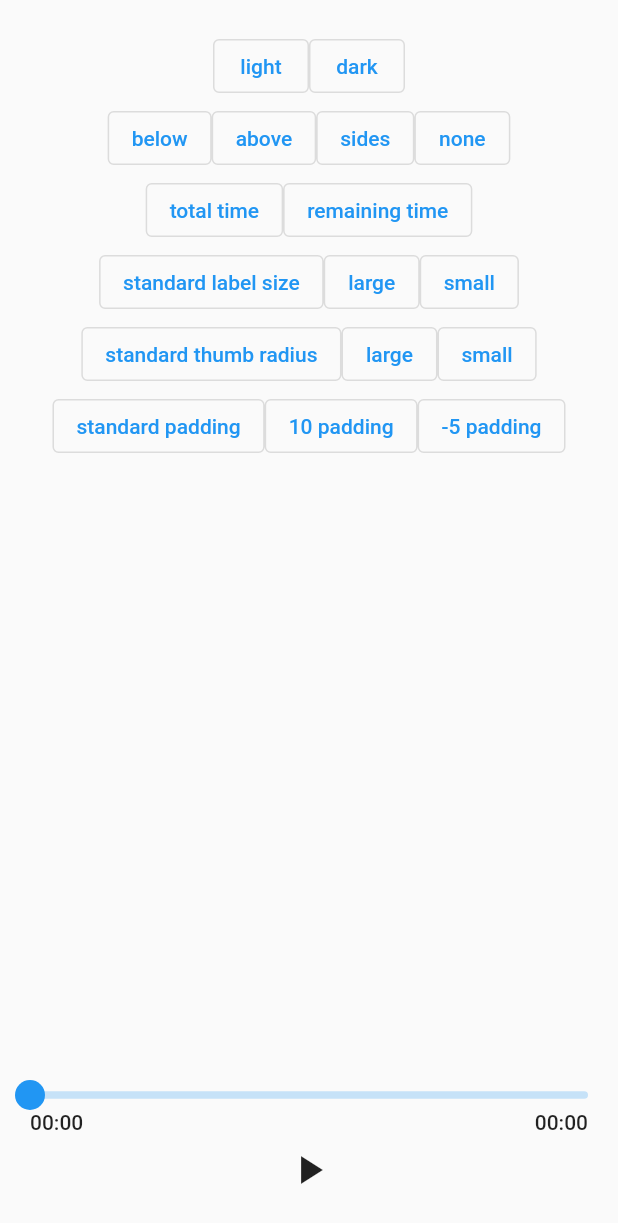
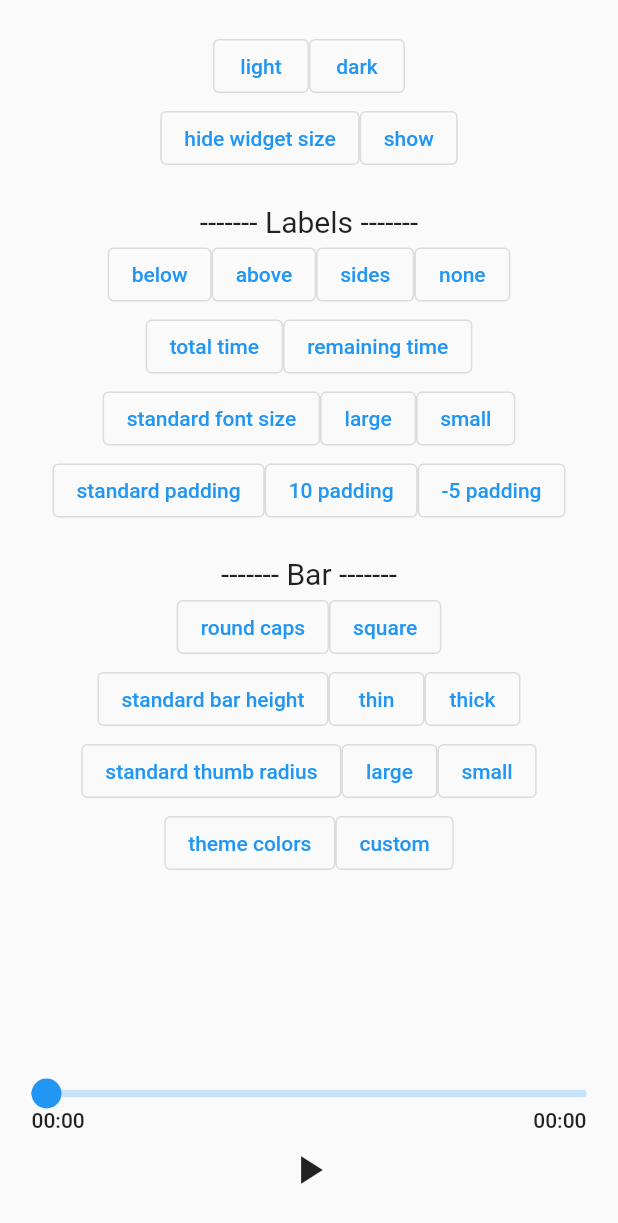
Before and after one commit to suragch/audio_video_progress_bar, a Flutter app: the screen it shows after launch, on a phone screen of 412 x 824 dp. Shown: the top 1223 px of the screen. Run offline on Flutter 3.47's test engine with Material 2 defaults, Android fonts, the phone set to English and light mode, and no system bars; our stand-ins replace just_audio, rxdart.

Commit message:
bug fixes and barCapShape option

```diff
--- a/example/lib/main.dart
+++ b/example/lib/main.dart
@@ -58,11 +58,19 @@ class _HomeWidgetState extends State<HomeWidget> {
   late AudioPlayer _player;
   final url = 'https://www.soundhelix.com/examples/mp3/SoundHelix-Song-2.mp3';
   late Stream<DurationState> _durationState;
+  var _isShowingWidgetOutline = false;
   var _labelLocation = TimeLabelLocation.below;
   var _labelType = TimeLabelType.totalTime;
   TextStyle? _labelStyle;
   var _thumbRadius = 10.0;
   var _labelPadding = 0.0;
+  var _barHeight = 5.0;
+  var _barCapShape = BarCapShape.round;
+  Color? _baseBarColor = null;
+  Color? _progressBarColor = null;
+  Color? _bufferedBarColor = null;
+  Color? _thumbColor = null;
+  Color? _thumbGlowColor = null;
 
   @override
   void initState() {
@@ -101,14 +109,37 @@ class _HomeWidgetState extends State<HomeWidget> {
           padding: const EdgeInsets.all(20.0),
           child: Column(
             children: [
-              _themeButtons(),
-              _labelLocationButtons(),
-              _labelTypeButtons(),
-              _labelSizeButtons(),
-              _thumbSizeButtons(),
-              _paddingSizeButtons(),
+              SingleChildScrollView(
+                child: Column(
+                  children: [
+                    _themeButtons(),
+                    _widgetSizeButtons(),
+                    const SizedBox(height: 20),
+                    const Text(
+                      '------- Labels -------',
+                      style: TextStyle(fontSize: 20),
+                    ),
+                    _labelLocationButtons(),
+                    _labelTypeButtons(),
+                    _labelSizeButtons(),
+                    _paddingSizeButtons(),
+                    const SizedBox(height: 20),
+                    const Text(
+                      '------- Bar -------',
+                      style: TextStyle(fontSize: 20),
+                    ),
+                    _barCapShapeButtons(),
+                    _barHeightButtons(),
+                    _thumbSizeButtons(),
+                    _barColorButtons(),
+                  ],
+                ),
+              ),
               const Spacer(),
-              _progressBar(),
+              Container(
+                decoration: _widgetBorder(),
+                child: _progressBar(),
+              ),
               _playButton(),
             ],
           ),
@@ -134,6 +165,31 @@ class _HomeWidgetState extends State<HomeWidget> {
         },
       ),
     ]);
+  }
+
+  Wrap _widgetSizeButtons() {
+    return Wrap(children: [
+      OutlinedButton(
+        child: const Text('hide widget size'),
+        onPressed: () {
+          setState(() => _isShowingWidgetOutline = false);
+        },
+      ),
+      OutlinedButton(
+        child: const Text('show'),
+        onPressed: () {
+          setState(() => _isShowingWidgetOutline = true);
+        },
+      ),
+    ]);
+  }
+
+  BoxDecoration _widgetBorder() {
+    return BoxDecoration(
+      border: _isShowingWidgetOutline
+          ? Border.all(color: Colors.red)
+          : Border.all(color: Colors.transparent),
+    );
   }
 
   Wrap _labelLocationButtons() {
@@ -186,7 +242,7 @@ class _HomeWidgetState extends State<HomeWidget> {
     final fontColor = Theme.of(context).textTheme.bodyText1?.color;
     return Wrap(children: [
       OutlinedButton(
-        child: const Text('standard label size'),
+        child: const Text('standard font size'),
         onPressed: () {
           setState(() => _labelStyle = null);
         },
@@ -254,6 +310,75 @@ class _HomeWidgetState extends State<HomeWidget> {
     ]);
   }
 
+  Wrap _barHeightButtons() {
+    return Wrap(children: [
+      OutlinedButton(
+        child: const Text('standard bar height'),
+        onPressed: () {
+          setState(() => _barHeight = 5.0);
+        },
+      ),
+      OutlinedButton(
+        child: const Text('thin'),
+        onPressed: () {
+          setState(() => _barHeight = 1.0);
+        },
+      ),
+      OutlinedButton(
+        child: const Text('thick'),
+        onPressed: () {
+          setState(() => _barHeight = 20.0);
+        },
+      ),
+    ]);
+  }
+
+  Wrap _barCapShapeButtons() {
+    return Wrap(children: [
+      OutlinedButton(
+        child: const Text('round caps'),
+        onPressed: () {
+          setState(() => _barCapShape = BarCapShape.round);
+        },
+      ),
+      OutlinedButton(
+        child: const Text('square'),
+        onPressed: () {
+          setState(() => _barCapShape = BarCapShape.square);
+        },
+      ),
+    ]);
+  }
+
+  Wrap _barColorButtons() {
+    return Wrap(children: [
+      OutlinedButton(
+        child: const Text('theme colors'),
+        onPressed: () {
+          setState(() {
+            _baseBarColor = null;
+            _progressBarColor = null;
+            _bufferedBarColor = null;
+            _thumbColor = null;
+            _thumbGlowColor = null;
+          });
+        },
+      ),
+      OutlinedButton(
+        child: const Text('custom'),
+        onPressed: () {
+          setState(() {
+            _baseBarColor = Colors.grey.withOpacity(0.2);
+            _progressBarColor = Colors.green;
+            _bufferedBarColor = Colors.grey.withOpacity(0.2);
+            _thumbColor = Colors.purple;
+            _thumbGlowColor = Colors.amber.withOpacity(0.3);
+          });
+        },
+      ),
+    ]);
+  }
+
   StreamBuilder<DurationState> _progressBar() {
     return StreamBuilder<DurationState>(
       stream: _durationState,
@@ -272,6 +397,13 @@ class _HomeWidgetState extends State<HomeWidget> {
           onDragUpdate: (details) {
             debugPrint('${details.timeStamp}, ${details.localPosition}');
           },
+          barHeight: _barHeight,
+          baseBarColor: _baseBarColor,
+          progressBarColor: _progressBarColor,
+          bufferedBarColor: _bufferedBarColor,
+          thumbColor: _thumbColor,
+          thumbGlowColor: _thumbGlowColor,
+          barCapShape: _barCapShape,
           thumbRadius: _thumbRadius,
           timeLabelLocation: _labelLocation,
           timeLabelType: _labelType,
--- a/lib/audio_video_progress_bar.dart
+++ b/lib/audio_video_progress_bar.dart
@@ -51,6 +51,15 @@ enum TimeLabelType {
   remainingTime,
 }
 
+/// The shape of the progress bar at the left and right ends.
+enum BarCapShape {
+  /// The left and right ends of the bar are round.
+  round,
+
+  /// The left and right ends of the bar are square.
+  square,
+}
+
 /// A progress bar widget to show or set the location of the currently
 /// playing audio or video content.
 ///
@@ -77,6 +86,7 @@ class ProgressBar extends LeafRenderObjectWidget {
     this.baseBarColor,
     this.progressBarColor,
     this.bufferedBarColor,
+    this.barCapShape = BarCapShape.round,
     this.thumbRadius = 10.0,
     this.thumbColor,
     this.thumbGlowColor,
@@ -151,6 +161,9 @@ class ProgressBar extends LeafRenderObjectWidget {
   /// This method is called directly before [onSeek].
   final VoidCallback? onDragEnd;
 
+  /// The vertical thickness of the progress bar.
+  final double barHeight;
+
   /// The color of the progress bar before playback has started.
   ///
   /// By default it is a transparent version of your theme's primary color.
@@ -169,8 +182,11 @@ class ProgressBar extends LeafRenderObjectWidget {
   /// a shade darker than [baseBarColor].
   final Color? bufferedBarColor;
 
-  /// The vertical thickness of the progress bar.
-  final double barHeight;
+  /// The shape of the bar at the left and right ends.
+  ///
+  /// This affects the base bar for the total time, the current progress bar,
+  /// and the buffered progress bar. The default is [BarCapShape.round].
+  final BarCapShape barCapShape;
 
   /// The radius of the circle for the moveable progress bar thumb.
   final double thumbRadius;
@@ -231,6 +247,7 @@ class ProgressBar extends LeafRenderObjectWidget {
       baseBarColor: baseBarColor ?? primaryColor.withOpacity(0.24),
       progressBarColor: progressBarColor ?? primaryColor,
       bufferedBarColor: bufferedBarColor ?? primaryColor.withOpacity(0.24),
+      barCapShape: barCapShape,
       thumbRadius: thumbRadius,
       thumbColor: thumbColor ?? primaryColor,
       thumbGlowColor:
@@ -261,6 +278,7 @@ class ProgressBar extends LeafRenderObjectWidget {
       ..baseBarColor = baseBarColor ?? primaryColor.withOpacity(0.24)
       ..progressBarColor = progressBarColor ?? primaryColor
       ..bufferedBarColor = bufferedBarColor ?? primaryColor.withOpacity(0.24)
+      ..barCapShape = barCapShape
       ..thumbRadius = thumbRadius
       ..thumbColor = thumbColor ?? primaryColor
       ..thumbGlowColor =
@@ -292,6 +310,7 @@ class ProgressBar extends LeafRenderObjectWidget {
     properties.add(ColorProperty('baseBarColor', baseBarColor));
     properties.add(ColorProperty('progressBarColor', progressBarColor));
     properties.add(ColorProperty('bufferedBarColor', bufferedBarColor));
+    properties.add(StringProperty('barCapShape', barCapShape.toString()));
     properties.add(DoubleProperty('thumbRadius', thumbRadius));
     properties.add(ColorProperty('thumbColor', thumbColor));
     properties.add(ColorProperty('thumbGlowColor', thumbGlowColor));
@@ -330,8 +349,10 @@ class ThumbDragDetails {
   final Offset localPosition;
 
   @override
-  String toString() =>
-      '${objectRuntimeType(this, 'ThumbDragDetails')}(time: $timeStamp, global: $globalPosition, local: $localPosition)';
+  String toString() => '${objectRuntimeType(this, 'ThumbDragDetails')}('
+      'time: $timeStamp, '
+      'global: $globalPosition, '
+      'local: $localPosition)';
 }
 
 class _RenderProgressBar extends RenderBox {
@@ -347,6 +368,7 @@ class _RenderProgressBar extends RenderBox {
     required Color baseBarColor,
     required Color progressBarColor,
     required Color bufferedBarColor,
+    required BarCapShape barCapShape,
     double thumbRadius = 20.0,
     required Color thumbColor,
     required Color thumbGlowColor,
@@ -366,6 +388,7 @@ class _RenderProgressBar extends RenderBox {
         _baseBarColor = baseBarColor,
         _progressBarColor = progressBarColor,
         _bufferedBarColor = bufferedBarColor,
+        _barCapShape = barCapShape,
         _thumbRadius = thumbRadius,
         _thumbColor = thumbColor,
         _thumbGlowColor = thumbGlowColor,
@@ -441,19 +464,20 @@ class _RenderProgressBar extends RenderBox {
   // only one place to make changes.
   void _updateThumbPosition(Offset localPosition) {
     final dx = localPosition.dx;
-    double barStart;
-    double barEnd;
+    double lengthBefore = 0.0;
+    double lengthAfter = 0.0;
     if (_timeLabelLocation == TimeLabelLocation.sides) {
-      barStart =
+      lengthBefore =
           _leftTimeLabel().width + _defaultSidePadding + _timeLabelPadding;
-      barEnd = size.width -
-          _rightTimeLabel().width -
-          _defaultSidePadding -
-          _timeLabelPadding;
-    } else {
-      barStart = 0;
-      barEnd = size.width;
+      lengthAfter =
+          _rightTimeLabel().width + _defaultSidePadding + _timeLabelPadding;
     }
+    // The paint used to draw the bar line draws half of the cap before the
+    // start of the line (and after the end of the line). The cap radius is
+    // equal to half of the line width, which in this case is the bar height.
+    final barCapRadius = _barHeight / 2;
+    double barStart = lengthBefore + barCapRadius;
+    double barEnd = size.width - lengthAfter - barCapRadius;
     final barWidth = barEnd - barStart;
     final position = (dx - barStart).clamp(0.0, barWidth);
     _thumbValue = (position / barWidth);
@@ -600,6 +624,14 @@ class _RenderProgressBar extends RenderBox {
     markNeedsPaint();
   }
 
+  BarCapShape get barCapShape => _barCapShape;
+  BarCapShape _barCapShape;
+  set barCapShape(BarCapShape value) {
+    if (_barCapShape == value) return;
+    _barCapShape = value;
+    markNeedsPaint();
+  }
+
   /// The color of the moveable thumb.
   Color get thumbColor => _thumbColor;
   Color _thumbColor;
@@ -738,7 +770,7 @@ class _RenderProgressBar extends RenderBox {
   }
 
   double _heightWhenNoLabels() {
-    return 2 * thumbRadius;
+    return max(2 * _thumbRadius, _barHeight);
   }
 
   double _textHeight() {
@@ -781,7 +813,7 @@ class _RenderProgressBar extends RenderBox {
   void _drawProgressBarWithLabelsAboveOrBelow(Canvas canvas) {
     // calculate sizes
     final barWidth = size.width;
-    final barHeight = 2 * _thumbRadius;
+    final barHeight = _heightWhenNoLabels();
 
     // whether to paint the labels below the progress bar or above it
     final isLabelBelow = _timeLabelLocation == TimeLabelLocation.below;
@@ -887,9 +919,12 @@ class _RenderProgressBar extends RenderBox {
       required Size availableSize,
       required double widthProportion,
       required Color color}) {
+    final strokeCap = (_barCapShape == BarCapShape.round)
+        ? StrokeCap.round
+        : StrokeCap.square;
     final baseBarPaint = Paint()
       ..color = color
-      ..strokeCap = StrokeCap.round
+      ..strokeCap = strokeCap
       ..strokeWidth = _barHeight;
     final capRadius = _barHeight / 2;
     final adjustedWidth = availableSize.width - barHeight;
@@ -901,7 +936,12 @@ class _RenderProgressBar extends RenderBox {
 
   void _drawThumb(Canvas canvas, Size localSize) {
     final thumbPaint = Paint()..color = thumbColor;
-    final thumbDx = _thumbValue * localSize.width;
+    final barCapRadius = _barHeight / 2;
+    final availableWidth = localSize.width - _barHeight;
+    var thumbDx = _thumbValue * availableWidth + barCapRadius;
+    if (true) {
+      thumbDx = thumbDx.clamp(_thumbRadius, localSize.width - _thumbRadius);
+    }
     final center = Offset(thumbDx, localSize.height / 2);
     if (_userIsDraggingThumb) {
       final thumbGlowPaint = Paint()..color = thumbGlowColor;
```
Also changed, not shown: 2 other files.
